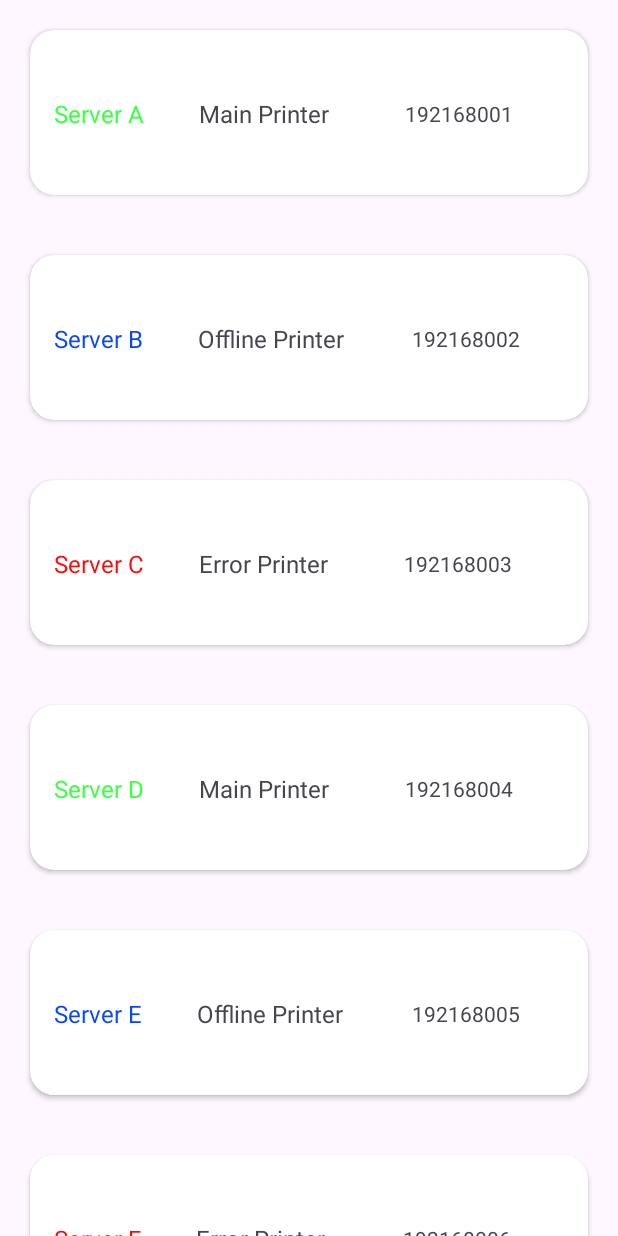
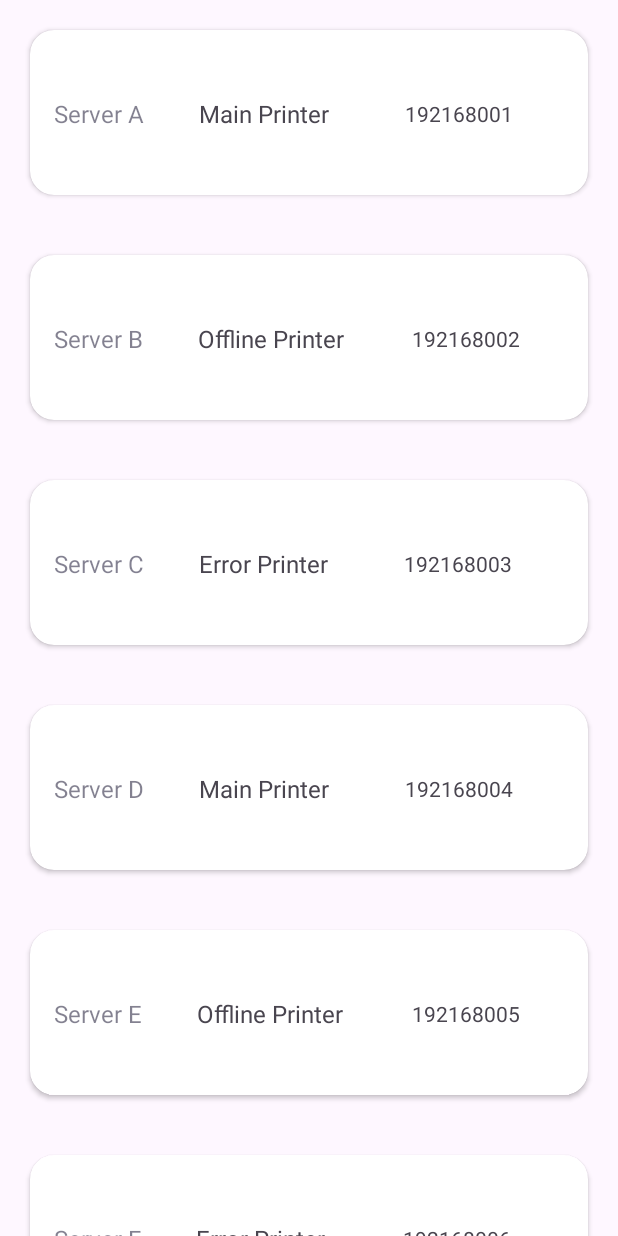
Before and after one commit to ahmedsaied-ex/printers-task, an Android app: the screen it shows after launch (MainActivity), on a phone screen of 412 x 824 dp. Run offline under Robolectric (Android 15) with nearby library versions, the phone set to English and light mode, and no system bars.

Commit message:
make val color override

```diff
--- a/app/src/main/java/com/example/printers/data/BasePrinter.kt
+++ b/app/src/main/java/com/example/printers/data/BasePrinter.kt
@@ -7,4 +7,6 @@ interface BasePrinter {
     val model: PrinterModel
     abstract fun makeToast(context: Context , name: String, ip: String)
 
+    abstract val color : Int
+
 }
--- a/app/src/main/java/com/example/printers/data/ErrorPrinter.kt
+++ b/app/src/main/java/com/example/printers/data/ErrorPrinter.kt
@@ -2,6 +2,7 @@ package com.example.printers.data
 
 import android.content.Context
 import android.widget.Toast
+import com.example.printers.R
 
 class ErrorPrinter(override val model: PrinterModel) : BasePrinter  {
     override fun makeToast(
@@ -11,4 +12,7 @@ class ErrorPrinter(override val model: PrinterModel) : BasePrinter  {
     ) {
         Toast.makeText(context, "$name Error Printer $ip", Toast.LENGTH_SHORT).show()
     }
+
+    override val color = R.color.red
+
 }
--- a/app/src/main/java/com/example/printers/data/MainPrinter.kt
+++ b/app/src/main/java/com/example/printers/data/MainPrinter.kt
@@ -2,10 +2,11 @@ package com.example.printers.data
 
 import android.content.Context
 import android.widget.Toast
-
+import com.example.printers.R
 class MainPrinter(
      override val model: PrinterModel
 ) : BasePrinter{
+
      override fun makeToast(
           context: Context,
           name: String,
@@ -13,4 +14,6 @@ class MainPrinter(
           Toast.makeText(context, "$name Main Printer $ip", Toast.LENGTH_SHORT).show()
      }
 
+     override val color =R.color.green
+
 }
--- a/app/src/main/java/com/example/printers/data/OfflinePrinter.kt
+++ b/app/src/main/java/com/example/printers/data/OfflinePrinter.kt
@@ -2,6 +2,7 @@ package com.example.printers.data
 
 import android.content.Context
 import android.widget.Toast
+import com.example.printers.R
 
 class OfflinePrinter(override val model: PrinterModel) : BasePrinter {
     override fun makeToast(
@@ -14,4 +15,6 @@ class OfflinePrinter(override val model: PrinterModel) : BasePrinter {
 
     }
 
+    override val color = R.color.blue
+
 }
--- a/app/src/main/java/com/example/printers/ui/adapter/PrinterRecyclerAdapter.kt
+++ b/app/src/main/java/com/example/printers/ui/adapter/PrinterRecyclerAdapter.kt
@@ -35,15 +35,15 @@ class PrinterRecyclerAdapter(
 
         val printer = when {
             item.isMain -> {
-                holder.binding.tvPrinterName.setTextColor(ContextCompat.getColor(context,R.color.green))
+//                holder.binding.tvPrinterName.setTextColor(MainPrinter.color)
                 MainPrinter(PrinterModel(item.name, item.type, item.ip))
             }
             item.isError -> {
-                holder.binding.tvPrinterName.setTextColor(ContextCompat.getColor(context,R.color.red))
+//                holder.binding.tvPrinterName.setTextColor(ContextCompat.getColor(context,R.color.red))
                 ErrorPrinter(PrinterModel(item.name, item.type, item.ip))
             }
             item.isOffline -> {
-                holder.binding.tvPrinterName.setTextColor(ContextCompat.getColor(context,R.color.blue))
+//                holder.binding.tvPrinterName.setTextColor(ContextCompat.getColor(context,R.color.blue))
                 OfflinePrinter(PrinterModel(item.name, item.type, item.ip))
             }
             else -> null
@@ -52,6 +52,7 @@ class PrinterRecyclerAdapter(
         holder.itemView.setOnClickListener {
             printer?.makeToast(context, item.name, item.ip.toString())
         }
+        holder.binding.tvPrinterName.setTextColor(printer?.color?:R.color.black)
     }
 
     override fun getItemCount() = list.size
```
